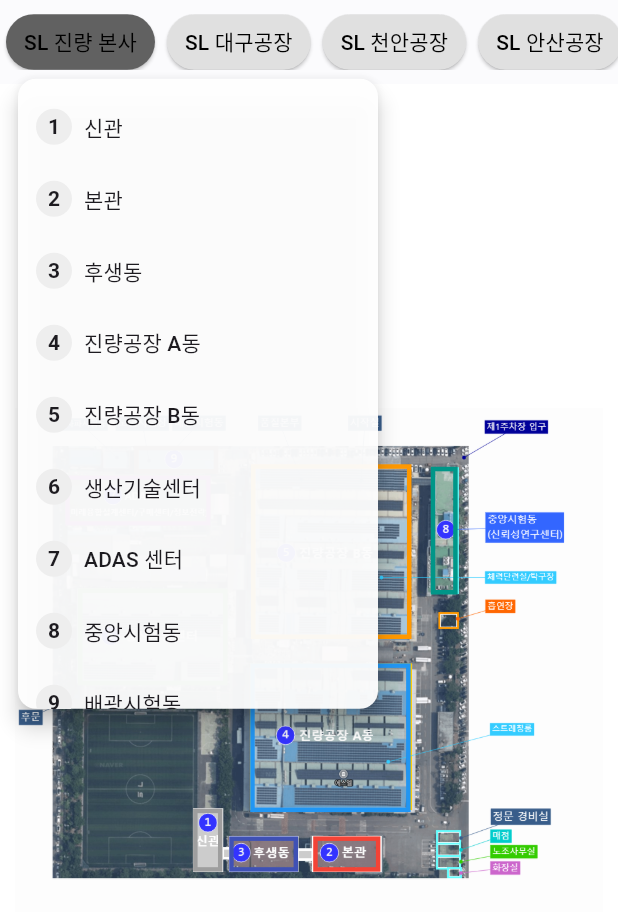
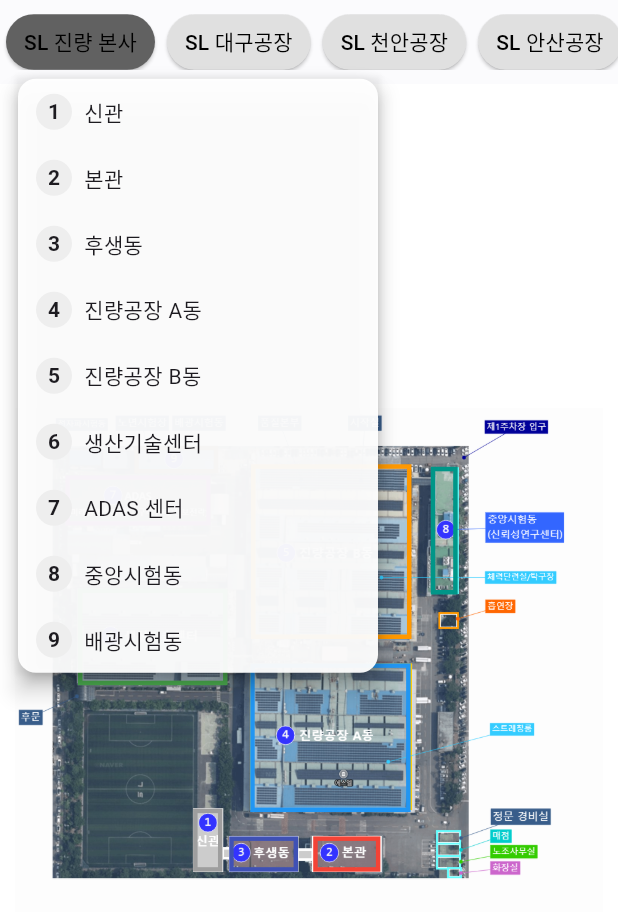
Before and after one commit to HeoSe0/Jigle, a Flutter app: the MapPage screen opened directly, after a tap on "SL 진량 본사", on a phone screen of 412 x 824 dp. Shown: the top 918 px of the screen. Run offline on Flutter 3.47's test engine with Material 3 defaults, Android fonts, the phone set to English and light mode, and no system bars; our stand-ins replace image_picker; Roboto replaces fonts that are missing (Pretendard-M).

Commit message:
공장리스트 버튼 스크롤 기능 삭제

```diff
--- a/lib/screens/map_page.dart
+++ b/lib/screens/map_page.dart
@@ -42,7 +42,92 @@
     setState(() => selectedBuilding = building);
   }
 
-  /// 공장 버튼 바로 아래에 건물 리스트 드롭다운(뒤로가기 없음)
+  /// 스크롤 없는 커스텀 앵커 메뉴
+  Future<String?> _showAnchoredMenuNoScroll({
+    required double left,
+    required double top,
+    required double width,
+    required List<String> items,
+  }) {
+    const rowHeight = 44.0;
+    final fullHeight = items.length * rowHeight + 8.0;
+
+    return showGeneralDialog<String>(
+      context: context,
+      barrierLabel: 'dismiss',
+      barrierDismissible: true,
+      barrierColor: Colors.transparent,
+      transitionDuration: const Duration(milliseconds: 120),
+      pageBuilder: (_, __, ___) {
+        return Stack(
+          children: [
+            // 바깥 터치로 닫기
+            Positioned.fill(
+              child: GestureDetector(onTap: () => Navigator.of(context).pop()),
+            ),
+            Positioned(
+              left: left,
+              top: top,
+              child: Material(
+                color: Colors.transparent,
+                elevation: 6,
+                child: Container(
+                  width: width,
+                  decoration: BoxDecoration(
+                    color: Colors.white.withOpacity(0.95),
+                    borderRadius: BorderRadius.circular(12),
+                    boxShadow: const [
+                      BoxShadow(
+                        blurRadius: 8,
+                        color: Colors.black12,
+                        offset: Offset(0, 2),
+                      ),
+                    ],
+                  ),
+                  child: Column(
+                    mainAxisSize: MainAxisSize.min,
+                    children: List.generate(items.length, (i) {
+                      final name = items[i];
+                      return InkWell(
+                        onTap: () => Navigator.of(context).pop(name),
+                        child: Container(
+                          height: rowHeight,
+                          padding: const EdgeInsets.symmetric(horizontal: 12),
+                          child: Row(
+                            children: [
+                              Container(
+                                width: 24,
+                                height: 24,
+                                alignment: Alignment.center,
+                                decoration: BoxDecoration(
+                                  color: Colors.grey.shade200,
+                                  borderRadius: BorderRadius.circular(12),
+                                ),
+                                child: Text('${i + 1}',
+                                    style: const TextStyle(
+                                      fontWeight: FontWeight.w600,
+                                    )),
+                              ),
+                              const SizedBox(width: 8),
+                              Expanded(child: Text(name)),
+                            ],
+                          ),
+                        ),
+                      );
+                    }),
+                  ),
+                ),
+              ),
+            ),
+          ],
+        );
+      },
+      transitionBuilder: (context, anim, __, child) =>
+          FadeTransition(opacity: anim, child: child),
+    );
+  }
+
+  /// 공장 버튼 바로 아래에 건물 리스트 드롭다운(뒤로가기 없음, 스크롤 없음)
   Future<void> _openBuildingMenuForGroup(
       String group,
       BuildContext buttonContext,
@@ -52,75 +137,61 @@
       selectedBuilding = null;
     });
 
-    final overlay = Overlay.of(context).context.findRenderObject() as RenderBox;
+    final overlayBox =
+    Overlay.of(context).context.findRenderObject() as RenderBox;
     final buttonBox = buttonContext.findRenderObject() as RenderBox;
 
-    final overlaySize = overlay.size;
-    final buttonTopLeft = buttonBox.localToGlobal(Offset.zero, ancestor: overlay);
+    final overlaySize = overlayBox.size;
+    final buttonTopLeft =
+    buttonBox.localToGlobal(Offset.zero, ancestor: overlayBox);
     final buttonBottom = buttonTopLeft.dy + buttonBox.size.height;
 
     // 메뉴 폭 고정(클램프), 좌우 12px 여백 보장
     const desiredWidth = 240.0;
     final menuWidth = desiredWidth.clamp(200.0, overlaySize.width - 24);
 
-    // 왼쪽 정렬 + 화면 넘침 방지
+    // 왼쪽 정렬 + 화면 넘침 방지(좌우만 클램프)
     double left = buttonTopLeft.dx;
     if (left + menuWidth > overlaySize.width - 12) {
       left = overlaySize.width - menuWidth - 12;
     }
     if (left < 12) left = 12;
 
-    final right = overlaySize.width - (left + menuWidth);
-    final top = buttonBottom + 6;
+    // 위/아래 중 어디로 펼칠지 결정 (스크롤 없이 전체 보이도록)
+    final buildings = factoryBuildings[group] ?? const <String>[];
+    const rowHeight = 44.0;
+    final fullHeight = buildings.length * rowHeight + 8.0;
 
-    // 컨텐츠만큼 높이(최대치만 제한)
-    final availableHeight =
-        overlaySize.height - top - 12 - MediaQuery.of(context).padding.bottom;
-    final maxHeight = availableHeight.clamp(120.0, 420.0);
+    // 아래로 펼친 경우의 하단 여유
+    final bottomSpace =
+        overlaySize.height - (buttonBottom + 6) - 12 - MediaQuery.of(context).padding.bottom;
+    // 위로 펼친 경우의 상단 여유
+    final topSpace =
+        (buttonTopLeft.dy - 6) - 12 - MediaQuery.of(context).padding.top;
 
-    final position = RelativeRect.fromLTRB(left, top, right, 0);
-    final buildings = factoryBuildings[group] ?? const <String>[];
+    double top;
+    if (fullHeight <= bottomSpace) {
+      // 아래로 펼쳐도 다 보임
+      top = buttonBottom + 6;
+    } else if (fullHeight <= topSpace) {
+      // 위로 펼치면 다 보임
+      top = buttonTopLeft.dy - 6 - fullHeight;
+      if (top < 12) top = 12;
+    } else {
+      // 화면보다 메뉴가 더 큼: 그래도 스크롤 금지 조건 → 위로 붙여서 최대한 노출
+      top = (overlaySize.height - fullHeight) / 2;
+      if (top < 12) top = 12;
+    }
 
-    final selected = await showMenu<String>(
-      context: context,
-      position: position,
-      elevation: 6,
-      shape: RoundedRectangleBorder(borderRadius: BorderRadius.circular(12)),
-      color: Colors.white.withOpacity(0.95),
-      constraints: BoxConstraints(
-        minWidth: menuWidth,
-        maxWidth: menuWidth,
-        maxHeight: maxHeight,
-      ),
-      items: [
-        // ✅ 뒤로가기 제거: 건물 리스트만 표시
-        ...buildings.asMap().entries.map((e) {
-          final idx = e.key + 1;
-          final name = e.value;
-          return PopupMenuItem<String>(
-            value: name,
-            child: Row(
-              children: [
-                Container(
-                  width: 24,
-                  height: 24,
-                  alignment: Alignment.center,
-                  decoration: BoxDecoration(
-                    color: Colors.grey.shade200,
-                    borderRadius: BorderRadius.circular(12),
-                  ),
-                  child: Text('$idx', style: const TextStyle(fontWeight: FontWeight.w600)),
-                ),
-                const SizedBox(width: 8),
-                Expanded(child: Text(name)),
-              ],
-            ),
-          );
-        }),
-      ],
+    // 스크롤 없는 커스텀 팝업 표시
+    final selected = await _showAnchoredMenuNoScroll(
+      left: left,
+      top: top,
+      width: menuWidth,
+      items: buildings,
     );
 
-    if (selected == null) return; // 바깥 탭/ESC 등으로 닫힘
+    if (selected == null) return; // 바깥 탭으로 닫힘
     _selectBuilding(selected);
   }
 
@@ -141,7 +212,8 @@
                   isSelected ? Colors.grey.shade700 : Colors.grey.shade300,
                   foregroundColor: Colors.black,
                   shape: const StadiumBorder(),
-                  padding: const EdgeInsets.symmetric(horizontal: 12, vertical: 8),
+                  padding:
+                  const EdgeInsets.symmetric(horizontal: 12, vertical: 8),
                   minimumSize: const Size(0, 36),
                   tapTargetSize: MaterialTapTargetSize.shrinkWrap,
                 ),
@@ -201,14 +273,8 @@
         backgroundColor: Colors.white,
         foregroundColor: Colors.black,
         elevation: 0.5,
-        // ✅ 기본/자동 back 아이콘 숨김
+        // 기본/자동 back 아이콘 숨김
         automaticallyImplyLeading: false,
-        // ❌ 명시적으로 넣었던 leading 아이콘 제거
-        // leading: IconButton(
-        //   onPressed: _goBack,
-        //   icon: const Icon(Icons.arrow_back),
-        //   tooltip: '뒤로가기',
-        // ),
         titleSpacing: 0,
         title: _buildFactoryGroupButtonsHorizontal(),
       ),
```
